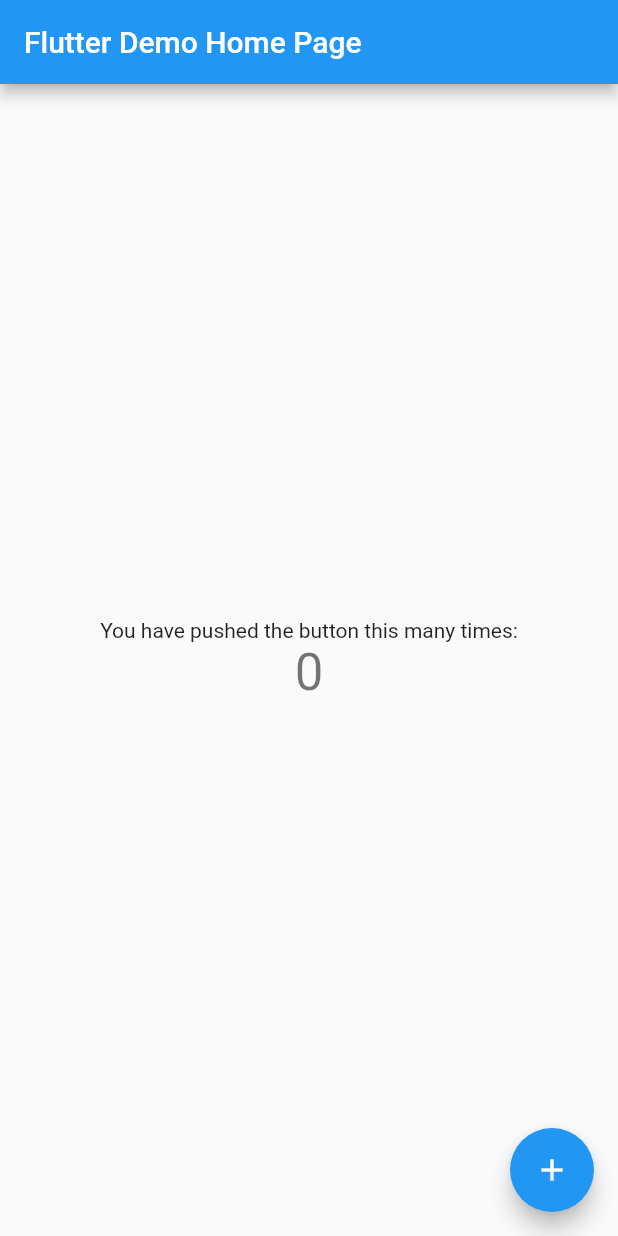
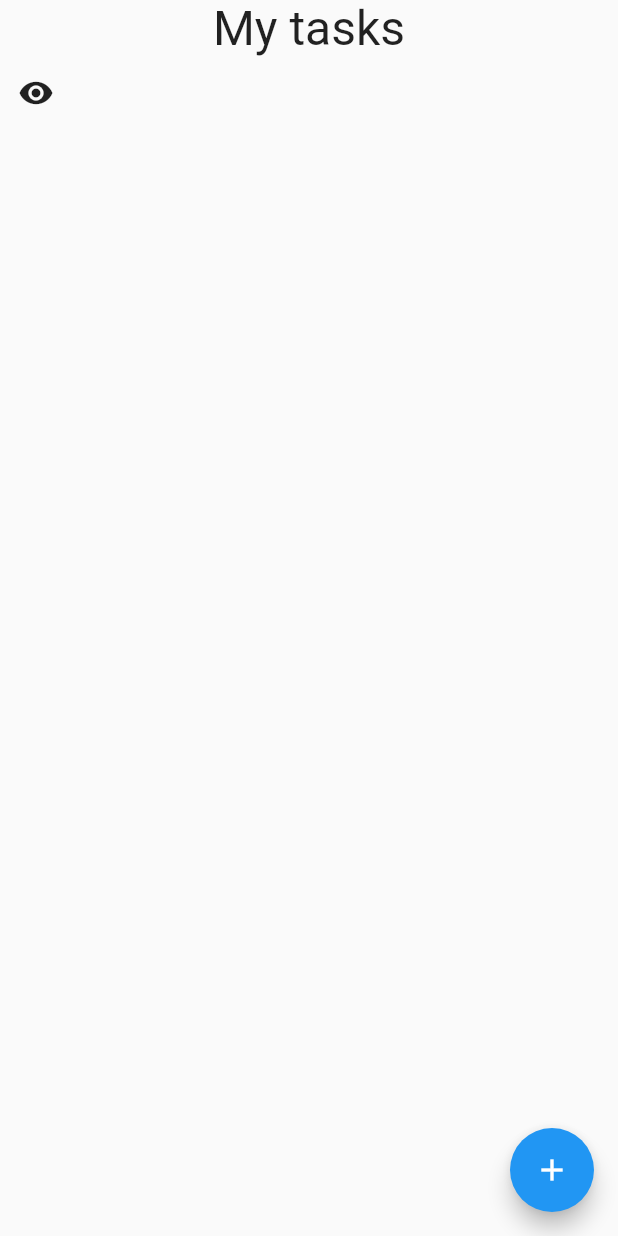
Before and after one commit to blueberry13-8/todo_yandex, a Flutter app: the screen it shows after launch, on a phone screen of 412 x 824 dp. Run offline on Flutter 3.47's test engine with Material 2 defaults, Android fonts, the phone set to English and light mode, and no system bars.

```diff
--- a/lib/main.dart
+++ b/lib/main.dart
@@ -1,115 +1,21 @@
 import 'package:flutter/material.dart';
+import 'package:todo_yandex/main_page.dart';
 
 void main() {
-  runApp(const MyApp());
+  runApp(const ToDoApp());
 }
 
-class MyApp extends StatelessWidget {
-  const MyApp({Key? key}) : super(key: key);
+class ToDoApp extends StatelessWidget {
+  const ToDoApp({Key? key}) : super(key: key);
 
-  // This widget is the root of your application.
   @override
   Widget build(BuildContext context) {
     return MaterialApp(
-      title: 'Flutter Demo',
+      title: 'ToDo List',
       theme: ThemeData(
-        // This is the theme of your application.
-        //
-        // Try running your application with "flutter run". You'll see the
-        // application has a blue toolbar. Then, without quitting the app, try
-        // changing the primarySwatch below to Colors.green and then invoke
-        // "hot reload" (press "r" in the console where you ran "flutter run",
-        // or simply save your changes to "hot reload" in a Flutter IDE).
-        // Notice that the counter didn't reset back to zero; the application
-        // is not restarted.
         primarySwatch: Colors.blue,
       ),
-      home: const MyHomePage(title: 'Flutter Demo Home Page'),
+      home: const TasksPage(title: 'My tasks'),
     );
   }
 }
-
-class MyHomePage extends StatefulWidget {
-  const MyHomePage({Key? key, required this.title}) : super(key: key);
-
-  // This widget is the home page of your application. It is stateful, meaning
-  // that it has a State object (defined below) that contains fields that affect
-  // how it looks.
-
-  // This class is the configuration for the state. It holds the values (in this
-  // case the title) provided by the parent (in this case the App widget) and
-  // used by the build method of the State. Fields in a Widget subclass are
-  // always marked "final".
-
-  final String title;
-
-  @override
-  State<MyHomePage> createState() => _MyHomePageState();
-}
-
-class _MyHomePageState extends State<MyHomePage> {
-  int _counter = 0;
-
-  void _incrementCounter() {
-    setState(() {
-      // This call to setState tells the Flutter framework that something has
-      // changed in this State, which causes it to rerun the build method below
-      // so that the display can reflect the updated values. If we changed
-      // _counter without calling setState(), then the build method would not be
-      // called again, and so nothing would appear to happen.
-      _counter++;
-    });
-  }
-
-  @override
-  Widget build(BuildContext context) {
-    // This method is rerun every time setState is called, for instance as done
-    // by the _incrementCounter method above.
-    //
-    // The Flutter framework has been optimized to make rerunning build methods
-    // fast, so that you can just rebuild anything that needs updating rather
-    // than having to individually change instances of widgets.
-    return Scaffold(
-      appBar: AppBar(
-        // Here we take the value from the MyHomePage object that was created by
-        // the App.build method, and use it to set our appbar title.
-        title: Text(widget.title),
-      ),
-      body: Center(
-        // Center is a layout widget. It takes a single child and positions it
-        // in the middle of the parent.
-        child: Column(
-          // Column is also a layout widget. It takes a list of children and
-          // arranges them vertically. By default, it sizes itself to fit its
-          // children horizontally, and tries to be as tall as its parent.
-          //
-          // Invoke "debug painting" (press "p" in the console, choose the
-          // "Toggle Debug Paint" action from the Flutter Inspector in Android
-          // Studio, or the "Toggle Debug Paint" command in Visual Studio Code)
-          // to see the wireframe for each widget.
-          //
-          // Column has various properties to control how it sizes itself and
-          // how it positions its children. Here we use mainAxisAlignment to
-          // center the children vertically; the main axis here is the vertical
-          // axis because Columns are vertical (the cross axis would be
-          // horizontal).
-          mainAxisAlignment: MainAxisAlignment.center,
-          children: <Widget>[
-            const Text(
-              'You have pushed the button this many times:',
-            ),
-            Text(
-              '$_counter',
-              style: Theme.of(context).textTheme.headline4,
-            ),
-          ],
-        ),
-      ),
-      floatingActionButton: FloatingActionButton(
-        onPressed: _incrementCounter,
-        tooltip: 'Increment',
-        child: const Icon(Icons.add),
-      ), // This trailing comma makes auto-formatting nicer for build methods.
-    );
-  }
-}
--- /dev/null
+++ b/lib/main_page.dart
@@ -0,0 +1,87 @@
+import 'package:flutter/material.dart';
+import 'package:todo_yandex/temp_navigation.dart';
+
+class TasksPage extends StatelessWidget {
+  const TasksPage({Key? key, required this.title}) : super(key: key);
+
+  final String title;
+  //int doneTasksCnt = 0;
+
+  //List<>
+
+  @override
+  Widget build(BuildContext context) {
+    return Scaffold(
+      body: Column(
+        children: [
+          Text(title, style: const TextStyle(fontSize: 32, ),),
+          Row(
+            children: [
+      //        Text('Выполнено - $doneTasksCnt'),
+              IconButton(
+                onPressed: () {},
+                icon: const Icon(Icons.remove_red_eye),
+              )
+            ],
+          ),
+          Container(
+            // child: ListView.builder(
+            //   itemCount: ,
+            //   itemBuilder: (BuildContext context, int index) {
+            //
+            //   },
+            // ),
+          ),
+        ],
+      ),
+      floatingActionButton: const FloatingActionButton(
+        onPressed: addNewTask,
+        child: Icon(Icons.add),
+      ),
+    );
+  }
+}
+
+
+// class TasksPage extends StatefulWidget {
+//   const TasksPage({Key? key, required this.title}) : super(key: key);
+//
+//   final String title;
+//
+//   @override
+//   State<TasksPage> createState() => _TasksPageState();
+// }
+//
+// class _TasksPageState extends State<TasksPage> {
+//   int doneTasksCnt = 0;
+//
+//   List<>
+//
+//   @override
+//   Widget build(BuildContext context) {
+//     return Scaffold(
+//       body: Column(
+//         children: [
+//           Text(widget.title),
+//           Row(
+//             children: [
+//               Text('Выполнено - $doneTasksCnt'),
+//               IconButton(
+//                 onPressed: () {},
+//                 icon: const Icon(Icons.remove_red_eye),
+//               )
+//             ],
+//           ),
+//           Container(
+//             child: ListView.builder(
+//               itemCount: ,
+//               itemBuilder: (BuildContext context, int index) {
+//
+//               },
+//             ),
+//           ),
+//         ],
+//       ),
+//     );
+//   }
+// }
--- /dev/null
+++ b/lib/temp_navigation.dart
@@ -0,0 +1,3 @@
+void addNewTask(){
+  //TODO: navigation to the screen with adding the new task
+}
```
Also changed, not shown: lib/app_theme.dart (added, +13 -0 lines), lib/task.dart (added, +40 -0 lines), pubspec.yaml (+3 -40 lines), lib/task.g.dart (added), pubspec.lock, 1 other file.
